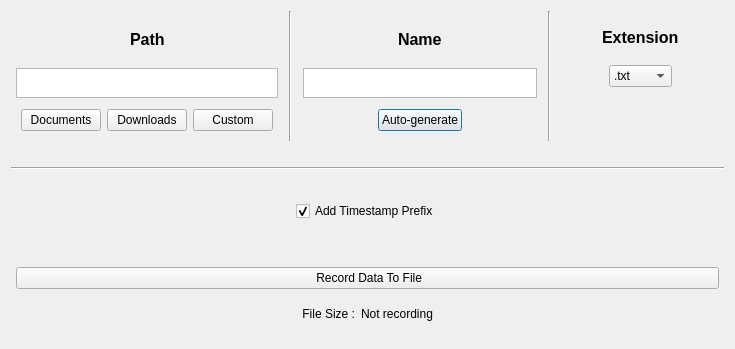
Before: the Qt Designer form src/menu_bar/txt_logger/menubar_txtlogger.ui in Kupofty/OpenSeaNav, drawn with Qt 5.
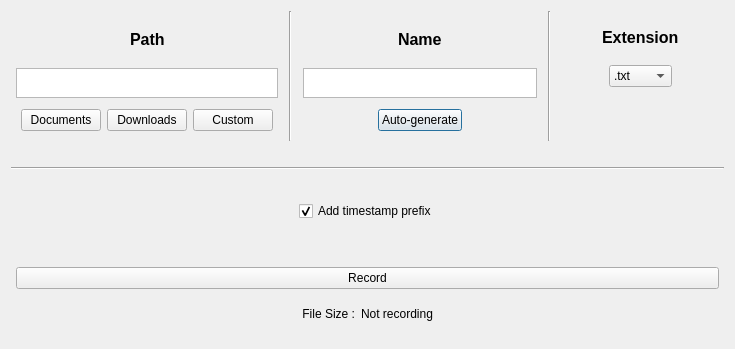
After: the same form once the commit is applied. Icons and pictures are not drawn.

The edit to the form file:
```diff
--- a/src/menu_bar/txt_logger/menubar_txtlogger.ui
+++ b/src/menu_bar/txt_logger/menubar_txtlogger.ui
@@ -500,7 +500,7 @@
        <item>
         <widget class="QCheckBox" name="checkBox_output_txt_file_add_timestamp">
          <property name="text">
-          <string>Add Timestamp Prefix</string>
+          <string>Add timestamp prefix</string>
          </property>
          <property name="checked">
           <bool>true</bool>
@@ -541,7 +541,7 @@
      <item>
       <widget class="QPushButton" name="pushButton_save_txt_file">
        <property name="text">
-        <string> Record Data To File</string>
+        <string>Record</string>
        </property>
        <property name="icon">
         <iconset theme="QIcon::ThemeIcon::MediaRecord"/>
```
